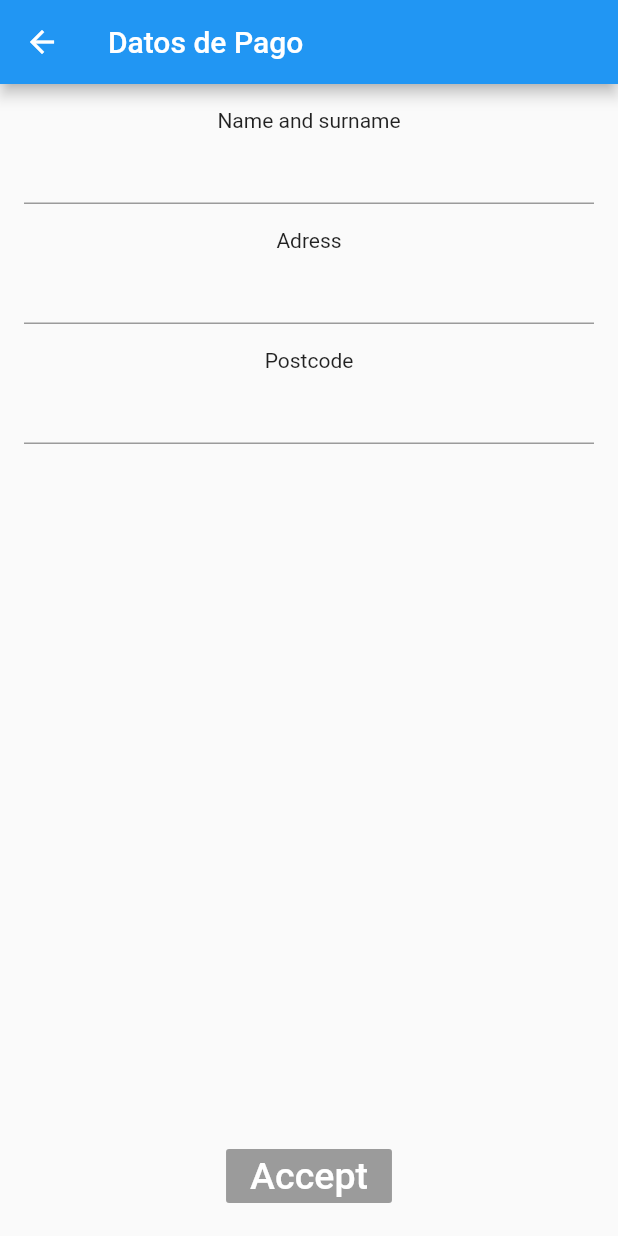
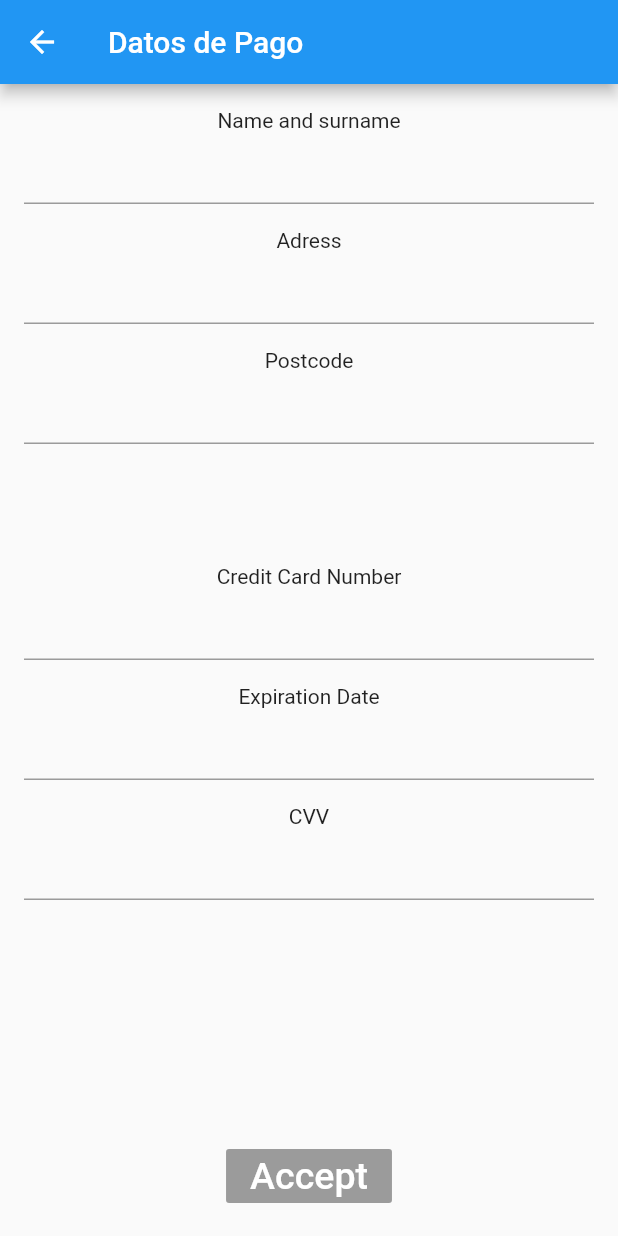
Before and after one commit to oscarroyo4/DispMovils_R, a Flutter app: the PaymentScreen screen opened directly, on a phone screen of 412 x 824 dp. Run offline on Flutter 3.47's test engine with Material 2 defaults, Android fonts, the phone set to English and light mode, and no system bars; our stand-ins replace cloud_firestore, firebase_core, firebase_storage; accounts and stored records are empty.

Commit message:
payment screen base done

```diff
--- a/firebase/lib/screens/PaymentScreen.dart
+++ b/firebase/lib/screens/PaymentScreen.dart
@@ -18,6 +18,9 @@ class _PaymentScreenState extends State<PaymentScreen> {
   TextEditingController _namecontroller;
   TextEditingController _adresscontroller;
   TextEditingController _postcodecontroller;
+  TextEditingController _creditcardnumbercontroller;
+  TextEditingController _expirationdatecontroller;
+  TextEditingController _cvvcontroller;
   @override
   void initState() {
     _namecontroller = TextEditingController(
@@ -27,6 +30,15 @@ class _PaymentScreenState extends State<PaymentScreen> {
       text: '',
     );
     _postcodecontroller = TextEditingController(
+      text: '',
+    );
+    _creditcardnumbercontroller = TextEditingController(
+      text: '',
+    );
+    _expirationdatecontroller = TextEditingController(
+      text: '',
+    );
+    _cvvcontroller = TextEditingController(
       text: '',
     );
     super.initState();
@@ -64,6 +76,24 @@ class _PaymentScreenState extends State<PaymentScreen> {
               keyboardType: TextInputType.number,
               controller: _postcodecontroller,
             ),
+             SizedBox(height: 80),
+            Text("Credit Card Number"),
+            TextField(
+              keyboardType: TextInputType.number,
+              controller: _creditcardnumbercontroller,
+            ),
+            SizedBox(height: 16),
+            Text("Expiration Date"),
+            TextField(
+              keyboardType: TextInputType.number,
+              controller: _expirationdatecontroller,
+            ),
+            SizedBox(height: 16),
+            Text("CVV"),
+            TextField(
+              keyboardType: TextInputType.number,
+              controller: _cvvcontroller,
+            ),
             Spacer(),
             Align(
               alignment: Alignment.bottomCenter,
```
